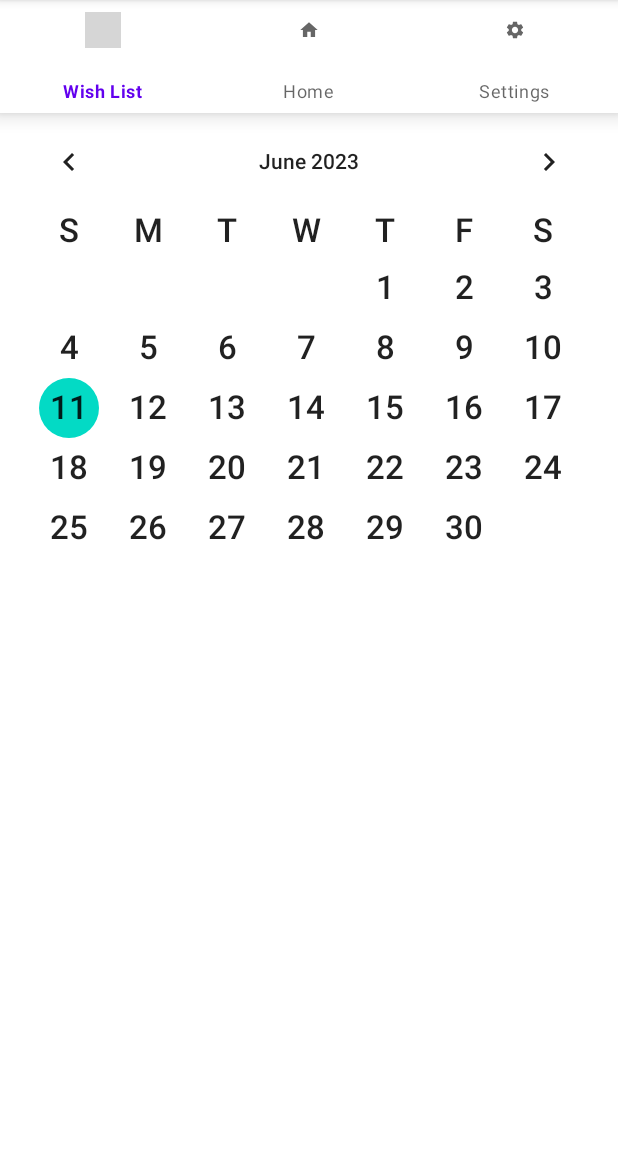
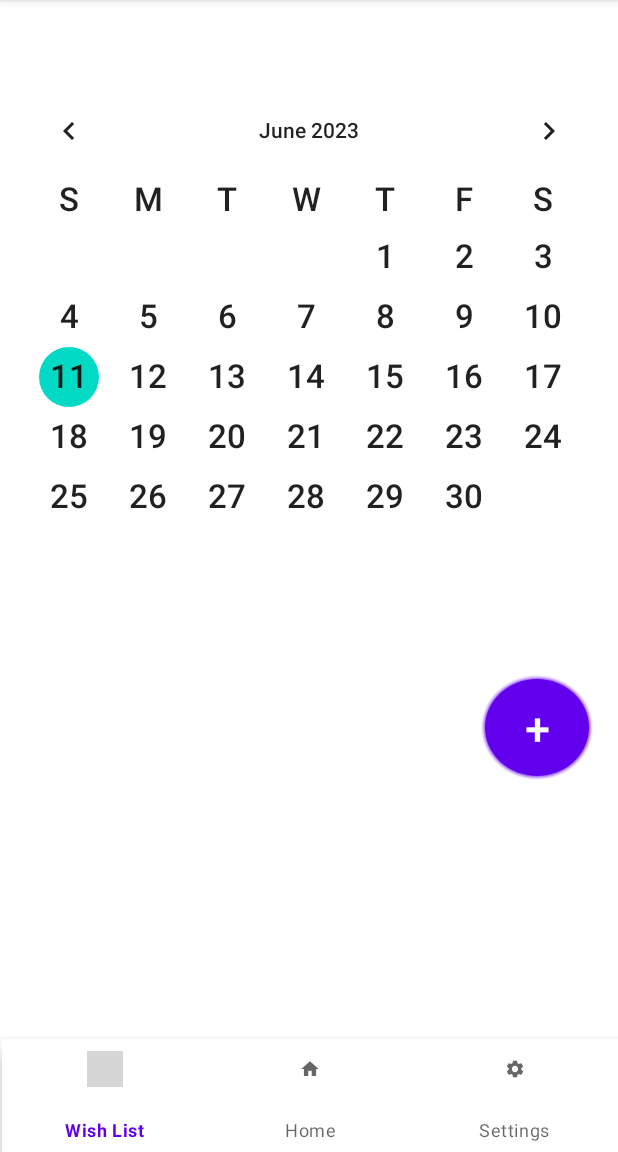
Before and after one commit to jon-fox/gift_app, an Android app: the MainActivity screen opened directly, with no data from a screen before it, on a phone screen of 412 x 824 dp, the part 84-1236 px from its top. Run offline under Robolectric (Android 15) with nearby library versions, the phone set to English and light mode, and no system bars; grey boxes are pictures that could not be loaded.

Commit message:
design changes

```diff
--- a/app/src/main/java/com/example/giftapp/FirstFragment.kt
+++ b/app/src/main/java/com/example/giftapp/FirstFragment.kt
@@ -2,4 +2,5 @@ import androidx.fragment.app.Fragment
 import com.example.giftapp.R
 
 class FirstFragment:Fragment(R.layout.fragment_first) {
+
 }
--- a/app/src/main/java/com/example/giftapp/MainActivity.kt
+++ b/app/src/main/java/com/example/giftapp/MainActivity.kt
@@ -4,15 +4,16 @@ import FirstFragment
 import SecondFragment
 import ThirdFragment
 import android.content.Intent
+import android.icu.text.SimpleDateFormat
+import android.os.Build
 import android.os.Bundle
-import android.widget.Button
-import android.widget.CalendarView
+import android.widget.*
 import android.widget.CalendarView.OnDateChangeListener
-import android.widget.EditText
-import android.widget.TextView
+import androidx.annotation.RequiresApi
 import androidx.appcompat.app.AppCompatActivity
 import androidx.fragment.app.Fragment
 import com.google.android.material.bottomnavigation.BottomNavigationView
+import java.util.*
 
 class MainActivity : AppCompatActivity() {
     // on below line we are creating
@@ -20,13 +21,14 @@ class MainActivity : AppCompatActivity() {
     lateinit var dateTV: TextView
     lateinit var calendarView: CalendarView
 
+    @RequiresApi(Build.VERSION_CODES.N)
     override fun onCreate(savedInstanceState: Bundle?) {
         super.onCreate(savedInstanceState)
         setContentView(R.layout.activity_main)
 
         // initializing variables of
         // list view with their ids.
-//        dateTV = findViewById(R.id.idTVDate)
+        dateTV = findViewById(R.id.idTVDate)
 
         val firstFragment=FirstFragment()
         val secondFragment=SecondFragment()
@@ -52,6 +54,14 @@ class MainActivity : AppCompatActivity() {
                     dateTV.setText(Date)
                 })
 
+        val plusImageView: Button = findViewById(R.id.plusImageView)
+        plusImageView.setOnClickListener {
+            val currentDate = SimpleDateFormat("dd-MM-yyyy", Locale.getDefault()).format(Date())
+            dateTV.text = currentDate
+        }
+
+//        val plusImageView: Button = findViewById(R.id.plusImageView)
+// Apply additional customizations to the plusImageView if required
 //        val bottomNavigationView = (R.id.bottomNavigationView)
         val bottomNavigationView: BottomNavigationView = findViewById(R.id.bottomNavigationView)
 
@@ -61,7 +71,6 @@ class MainActivity : AppCompatActivity() {
                 R.id.home->setCurrentFragment(firstFragment)
                 R.id.person->setCurrentFragment(secondFragment)
                 R.id.settings->setCurrentFragment(thirdFragment)
-
             }
             true
         }
--- /dev/null
+++ b/app/src/main/res/drawable/circle_with_plus.xml
@@ -0,0 +1,80 @@
+<?xml version="1.0" encoding="utf-8"?>
+<layer-list xmlns:android="http://schemas.android.com/apk/res/android" >
+
+    <!-- Drop Shadow Stack -->
+    <item>
+        <shape android:shape="oval">
+            <padding
+                android:bottom="1dp"
+                android:left="1dp"
+                android:right="1dp"
+                android:top="1dp" />
+
+            <solid android:color="#00CCCCCC" />
+
+            <corners android:radius="3dp" />
+        </shape>
+    </item>
+    <item>
+        <shape android:shape="oval">
+            <padding
+                android:bottom="1dp"
+                android:left="1dp"
+                android:right="1dp"
+                android:top="1dp" />
+
+            <solid android:color="#10CCCCCC" />
+
+            <corners android:radius="3dp" />
+        </shape>
+    </item>
+    <item>
+        <shape android:shape="oval">
+            <padding
+                android:bottom="1dp"
+                android:left="1dp"
+                android:right="1dp"
+                android:top="1dp" />
+
+            <solid android:color="#20CCCCCC" />
+
+            <corners android:radius="3dp" />
+        </shape>
+    </item>
+    <item>
+        <shape android:shape="oval">
+            <padding
+                android:bottom="1dp"
+                android:left="1dp"
+                android:right="1dp"
+                android:top="1dp" />
+
+            <solid android:color="#30CCCCCC" />
+
+            <corners android:radius="3dp" />
+        </shape>
+    </item>
+    <item>
+        <shape android:shape="oval">
+            <padding
+                android:bottom="1dp"
+                android:left="1dp"
+                android:right="1dp"
+                android:top="1dp" />
+
+            <solid android:color="#50CCCCCC" />
+
+            <corners android:radius="3dp" />
+        </shape>
+    </item>
+
+    <!-- Background -->
+    <item>
+        <shape android:shape="oval">
+            <solid android:color="@android:color/white" />
+
+            <corners android:radius="3dp" />
+        </shape>
+    </item>
+
+</layer-list>
--- /dev/null
+++ b/app/src/main/res/drawable/ic_plus.xml
@@ -0,0 +1,9 @@
+<vector xmlns:android="http://schemas.android.com/apk/res/android"
+    android:width="24dp"
+    android:height="24dp"
+    android:viewportWidth="24"
+    android:viewportHeight="24">
+    <path
+        android:fillColor="#FF000000" /><!-- Black color for the plus sign -->
+        android:pathData="M10,5v4h-4v2h4v4h2v-4h4v-2h-4v-4z" />
+</vector>
--- a/app/src/main/res/layout/activity_main.xml
+++ b/app/src/main/res/layout/activity_main.xml
@@ -9,11 +9,15 @@
     <CalendarView
         android:id="@+id/calendarView"
         android:layout_width="match_parent"
-        android:layout_height="325dp"
+        android:layout_height="299dp"
+        android:layout_alignParentStart="true"
         android:layout_alignParentTop="true"
-        android:layout_marginTop="74dp"
+        android:layout_centerVertical="true"
+        android:layout_marginStart="0dp"
+        android:layout_marginTop="53dp"
         android:dateTextAppearance="@android:style/TextAppearance.Large"
-        android:weekDayTextAppearance="@android:style/TextAppearance.Large"/>
+        android:weekDayTextAppearance="@android:style/TextAppearance.Large" />
+
     <FrameLayout
         android:id="@+id/flFragment"
         android:layout_width="match_parent"
@@ -26,11 +30,71 @@
 
     <com.google.android.material.bottomnavigation.BottomNavigationView
         android:id="@+id/bottomNavigationView"
+        android:layout_width="wrap_content"
+        android:layout_height="75dp"
+        android:layout_alignParentStart="true"
+        android:layout_alignParentEnd="true"
+        android:layout_alignParentBottom="true"
+        android:layout_marginStart="1dp"
+        android:layout_marginEnd="0dp"
+        android:layout_marginBottom="0dp"
+        app:menu="@menu/bottom_nav_menu" />
+
+    <ImageView
+        android:id="@+id/imageView"
         android:layout_width="match_parent"
-        android:layout_height="75dp"
-        app:layout_constraintBottom_toBottomOf="parent"
-        app:layout_constraintEnd_toEndOf="parent"
-        app:layout_constraintHorizontal_bias="0.5"
-        app:layout_constraintStart_toStartOf="parent"
-        app:menu="@menu/bottom_nav_menu"/>
+        android:layout_height="51dp"
+        android:layout_alignParentStart="true"
+        android:layout_alignParentTop="true"
+        android:layout_alignParentEnd="true"
+        android:layout_marginStart="0dp"
+        android:layout_marginTop="2dp"
+        android:layout_marginEnd="0dp"
+        tools:srcCompat="@tools:sample/backgrounds/scenic[1]" />
+
+<!--    <ImageView-->
+<!--        android:id="@+id/plusImageView"-->
+<!--        android:layout_width="wrap_content"-->
+<!--        android:layout_height="35dp"-->
+<!--        android:layout_alignParentEnd="true"-->
+<!--        android:layout_alignParentBottom="true"-->
+<!--        android:layout_marginEnd="86dp"-->
+<!--        android:layout_marginBottom="257dp"-->
+<!--        android:src="@drawable/circle_with_plus" />-->
+    <TextView
+        android:id="@+id/idTVDate"
+        android:layout_width="wrap_content"
+        android:layout_height="wrap_content"
+        android:textSize="18sp"
+        android:textColor="@android:color/black"
+        />
+
+    <Button
+        android:id="@+id/plusImageView"
+        android:layout_width="76dp"
+        android:layout_height="71dp"
+        android:layout_alignParentEnd="true"
+        android:layout_alignParentBottom="true"
+        android:layout_marginEnd="16dp"
+        android:layout_marginBottom="247dp"
+        android:background="@drawable/circle_with_plus"
+        android:text="+"
+        android:textAlignment="center"
+        android:textColor="#fff"
+        android:textSize="30sp" />
+
+    <ScrollView
+        android:layout_width="match_parent"
+        android:layout_height="166dp"
+        android:layout_alignParentStart="true"
+        android:layout_alignParentBottom="true"
+        android:layout_marginStart="0dp"
+        android:layout_marginBottom="78dp"
+        android:contentDescription="@string/appbar_scrolling_view_behavior">
+
+        <LinearLayout
+            android:layout_width="match_parent"
+            android:layout_height="wrap_content"
+            android:orientation="vertical" />
+    </ScrollView>
 </RelativeLayout>
--- a/app/src/main/res/values/colors.xml
+++ b/app/src/main/res/values/colors.xml
@@ -10,4 +10,5 @@
     <color name="colorPrimary">#3F51B5</color>
     <color name="colorPrimaryDark">#303F9F</color>
     <color name="colorAccent">#FF4081</color>
+    <color name="plus_color">#FF000000</color>
 </resources>
```
